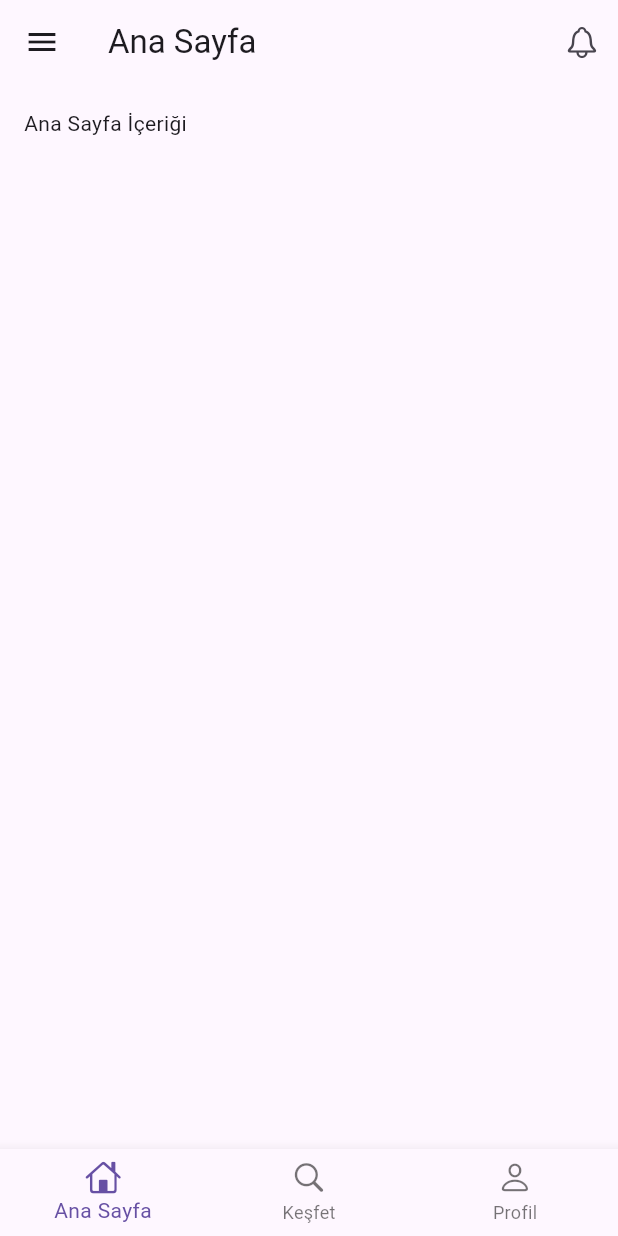
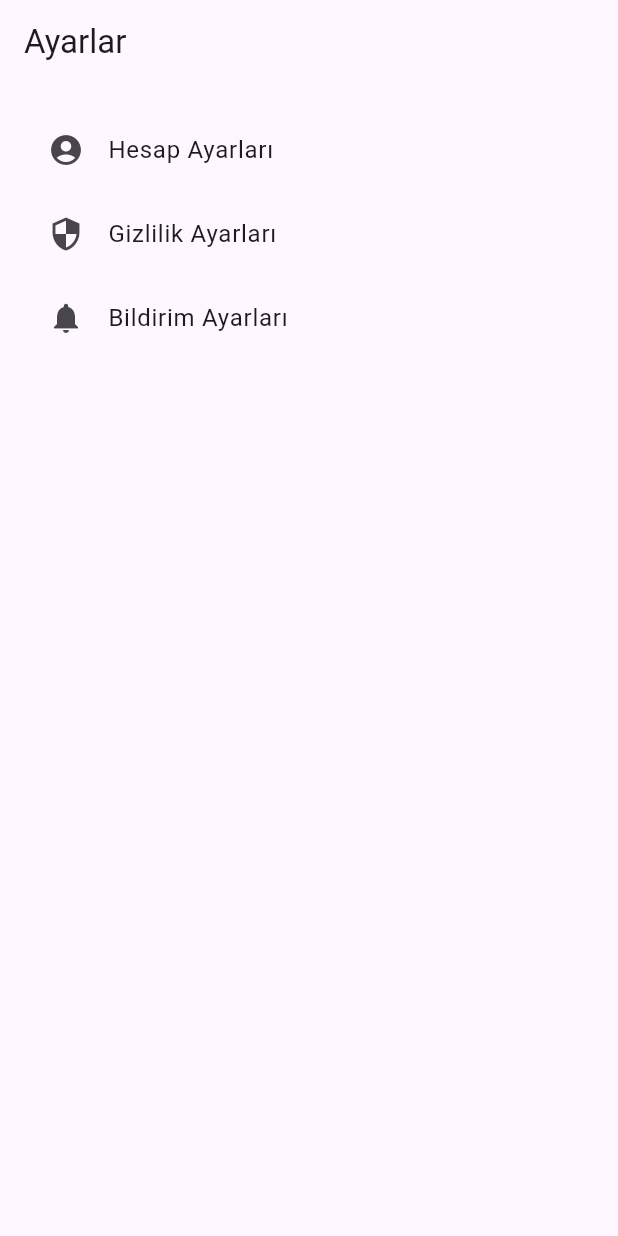
Before and after one commit to EnesSinanoglu/flutter_app, a Flutter app: the HomeScreen screen opened by its route, in the side drawer, after a tap on "Ayarlar", on a phone screen of 412 x 824 dp. Run offline on Flutter 3.47's test engine with Material 3 defaults, Android fonts, the phone set to English and light mode, and no system bars; our stand-ins replace go_router, lottie; missing offline and left inert: dotlottie_loader.

Commit message:
Second Commit

```diff
--- a/lib/core/routes.dart
+++ b/lib/core/routes.dart
@@ -2,6 +2,7 @@ import 'package:flutter/material.dart';
 import 'package:go_router/go_router.dart';
 import '../screens/home_screen.dart';
 import '../screens/loading_screen.dart';
+import '../screens/settings_screen.dart'; // Ayarlar ekranını import ediyoruz
 
 final router = GoRouter(
   initialLocation: '/', // Başlangıç rotası
@@ -13,6 +14,11 @@ final router = GoRouter(
     GoRoute(
       path: '/home',
       builder: (context, state) => const HomeScreen(),
-    )
+    ),
+    GoRoute(
+      path: '/settings', // Ayarlar sayfasına yönlendirecek rotayı ekliyoruz
+      builder: (context, state) =>
+          const SettingsScreen(), // SettingsScreen'i buraya ekliyoruz
+    ),
   ],
 );
--- a/lib/screens/home_screen.dart
+++ b/lib/screens/home_screen.dart
@@ -1,5 +1,6 @@
 import 'package:flutter/material.dart';
 import 'package:flutter/cupertino.dart';
+import 'package:go_router/go_router.dart'; // go_router import et
 
 class HomeScreen extends StatelessWidget {
   const HomeScreen({super.key});
@@ -7,6 +8,7 @@ class HomeScreen extends StatelessWidget {
   @override
   Widget build(BuildContext context) {
     return Scaffold(
+      backgroundColor: const Color.fromARGB(255, 40, 158, 255),
       // AppBar
       appBar: AppBar(
         title: const Text('Ana Sayfa'),
@@ -26,16 +28,16 @@ class HomeScreen extends StatelessWidget {
             Container(
               height: 200,
               color: Colors.blue,
-              child: Column(
+              child: const Column(
                 mainAxisAlignment: MainAxisAlignment.center,
                 children: [
-                  const Icon(
+                  Icon(
                     CupertinoIcons.person_circle,
                     size: 80,
                     color: Colors.white,
                   ),
-                  const SizedBox(height: 10),
-                  const Text(
+                  SizedBox(height: 10),
+                  Text(
                     'Kullanıcı Adı',
                     style: TextStyle(
                       color: Colors.white,
@@ -57,7 +59,9 @@ class HomeScreen extends StatelessWidget {
               leading: const Icon(CupertinoIcons.settings),
               title: const Text('Ayarlar'),
               onTap: () {
-                Navigator.pop(context);
+                // Ayarlara yönlendirme
+                context.go(
+                    '/settings'); // Ayarlara gitmek için "/settings" yoluna yönlendirme
               },
             ),
           ],
--- /dev/null
+++ b/lib/screens/settings_screen.dart
@@ -0,0 +1,34 @@
+import 'package:flutter/material.dart';
+
+class SettingsScreen extends StatelessWidget {
+  const SettingsScreen({super.key});
+
+  @override
+  Widget build(BuildContext context) {
+    return Scaffold(
+      appBar: AppBar(
+        title: const Text('Ayarlar'),
+      ),
+      body: const Padding(
+        padding: EdgeInsets.all(16.0),
+        child: Column(
+          children: [
+            ListTile(
+              title: Text('Hesap Ayarları'),
+              leading: Icon(Icons.account_circle),
+            ),
+            ListTile(
+              title: Text('Gizlilik Ayarları'),
+              leading: Icon(Icons.security),
+            ),
+            ListTile(
+              title: Text('Bildirim Ayarları'),
+              leading: Icon(Icons.notifications),
+            ),
+            // Daha fazla ayar ekleyebilirsin
+          ],
+        ),
+      ),
+    );
+  }
+}
--- a/pubspec.yaml
+++ b/pubspec.yaml
@@ -11,7 +11,7 @@ dependencies:
     sdk: flutter
   cupertino_icons: ^1.0.8       # iOS stil ikonlar için
   flutter_secure_storage: ^9.2.2 # Güvenli veri depolama için
-  go_router: ^14.6.1            # Sayfa yönlendirme (routing) için
+  go_router: ^14.7.1            # Sayfa yönlendirme (routing) için
   shared_preferences: ^2.3.3     # Basit veri depolama için
   dotlottie_loader: ^0.0.4
   lottie: ^3.1.3
```
Also changed, not shown: lib/screens/loading_screen.dart (+31 -29 lines), pubspec.lock, 2 other files.
